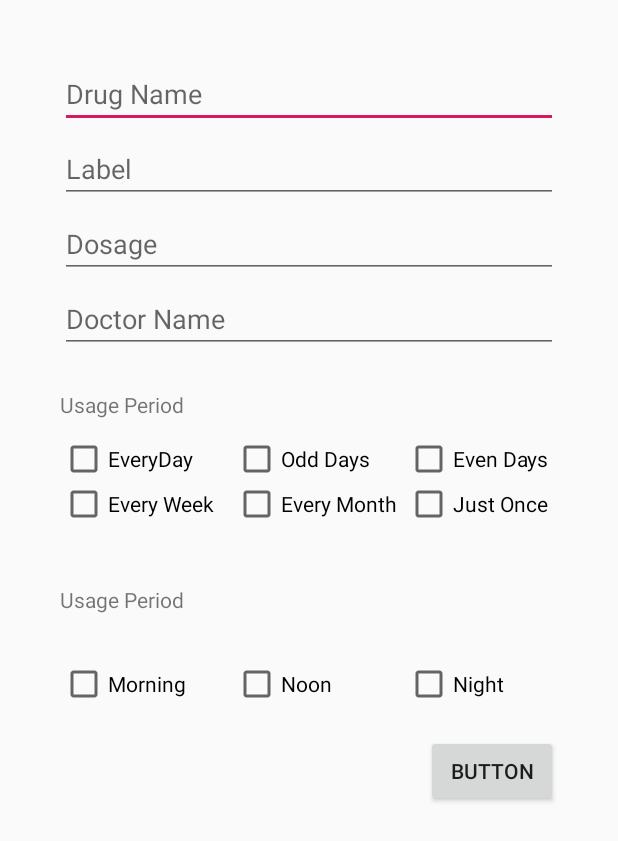
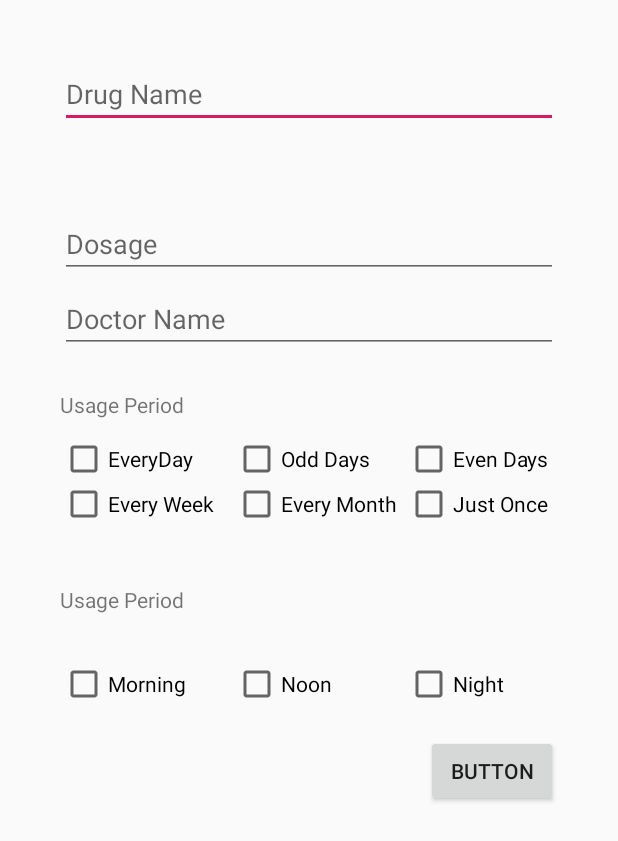
Before and after one commit to mz966319/Medication-Adherence-System, an Android app: the layout activity_ad_details.xml on its own in the app's theme, with its tools: preview values and no code run, on a phone screen of 412 x 824 dp. Shown: the top 841 px of the screen. Run offline under Robolectric (Android 15) with nearby library versions, the phone set to English and light mode, and no system bars.

```diff
--- a/MAS/app/src/main/res/layout/activity_ad_details.xml
+++ b/MAS/app/src/main/res/layout/activity_ad_details.xml
@@ -14,17 +14,8 @@
         android:layout_width="match_parent"
         android:layout_height="wrap_content"
         android:ems="10"
-        android:inputType="textPersonName"
-        android:hint="Drug Name" />
-
-    <EditText
-        android:id="@+id/Label_ET"
-        android:layout_width="match_parent"
-        android:layout_height="wrap_content"
-        android:layout_marginTop="50dp"
-        android:ems="10"
-        android:inputType="textPersonName"
-        android:hint="Label" />
+        android:hint="Drug Name"
+        android:inputType="textPersonName" />
 
     <EditText
         android:id="@+id/Dsg_ET"
@@ -32,8 +23,8 @@
         android:layout_height="wrap_content"
         android:layout_marginTop="100dp"
         android:ems="10"
-        android:inputType="textPersonName"
-        android:hint="Dosage" />
+        android:hint="Dosage"
+        android:inputType="textPersonName" />
 
     <EditText
         android:id="@+id/Doctor_ET"
```
Also changed, not shown: MAS/app/src/main/java/com/example/mas/DoctorNameValidator.java (added, +15 -0 lines), MAS/app/src/main/java/com/example/mas/DosageValidator.java (added, +15 -0 lines), MAS/app/src/main/java/com/example/mas/DrugNameValidator.java (added, +16 -0 lines), MAS/app/src/main/java/com/example/mas/MainActivity.java (+4 -4 lines), 1 other file.
